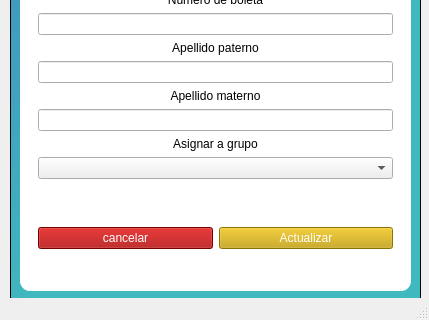
The window that acupunator-desktop/templates/ActualizaDatosAlumno.ui (Garavirod/Acupunator) describes before a commit, drawn with Qt 5; both pictures show x 0 to 429 and y 280 to 600 of the 429 by 600 pixel window.
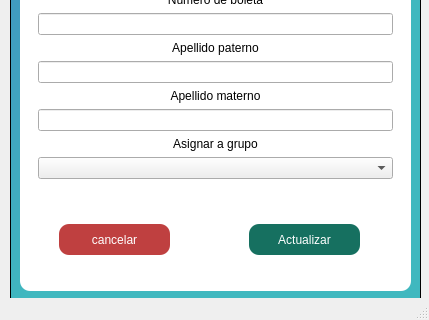
The same window after the commit.

Patch:
```diff
--- a/acupunator-desktop/templates/ActualizaDatosAlumno.ui
+++ b/acupunator-desktop/templates/ActualizaDatosAlumno.ui
@@ -212,30 +212,42 @@
           <property name="frameShadow">
            <enum>QFrame::Raised</enum>
           </property>
-          <layout class="QHBoxLayout" name="horizontalLayout_2">
-           <item>
             <widget class="QPushButton" name="regresar_alu_btn">
+           <property name="geometry">
+            <rect>
+             <x>30</x>
+             <y>30</y>
+             <width>111</width>
+             <height>31</height>
+            </rect>
+           </property>
              <property name="styleSheet">
-              <string notr="true">background-color: rgb(164, 0, 0);
-color: rgb(255, 255, 255);</string>
+            <string notr="true">background-color: rgb(191, 64, 64);
+color: rgb(255, 255, 255);
+border-radius:10px;</string>
              </property>
              <property name="text">
               <string>cancelar</string>
              </property>
             </widget>
-           </item>
-           <item>
             <widget class="QPushButton" name="guardar_alu_btn">
+           <property name="geometry">
+            <rect>
+             <x>220</x>
+             <y>30</y>
+             <width>111</width>
+             <height>31</height>
+            </rect>
+           </property>
              <property name="styleSheet">
-              <string notr="true">background-color: rgb(196, 160, 0);
-color: rgb(255, 255, 255);</string>
+            <string notr="true">background-color: rgb(22, 112, 96);
+color: rgb(255, 255, 255);
+border-radius:10px;</string>
              </property>
              <property name="text">
               <string>Actualizar</string>
              </property>
             </widget>
-           </item>
-          </layout>
          </widget>
         </item>
        </layout>
```
Lines whose indentation alone changed are shown as unchanged.
